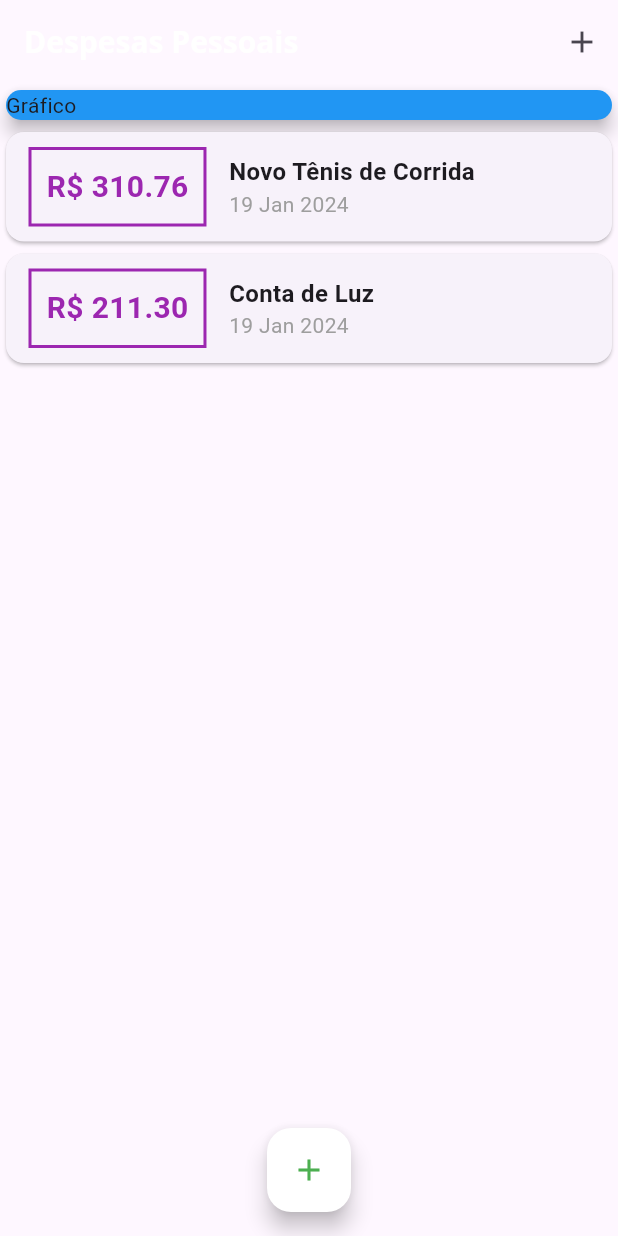
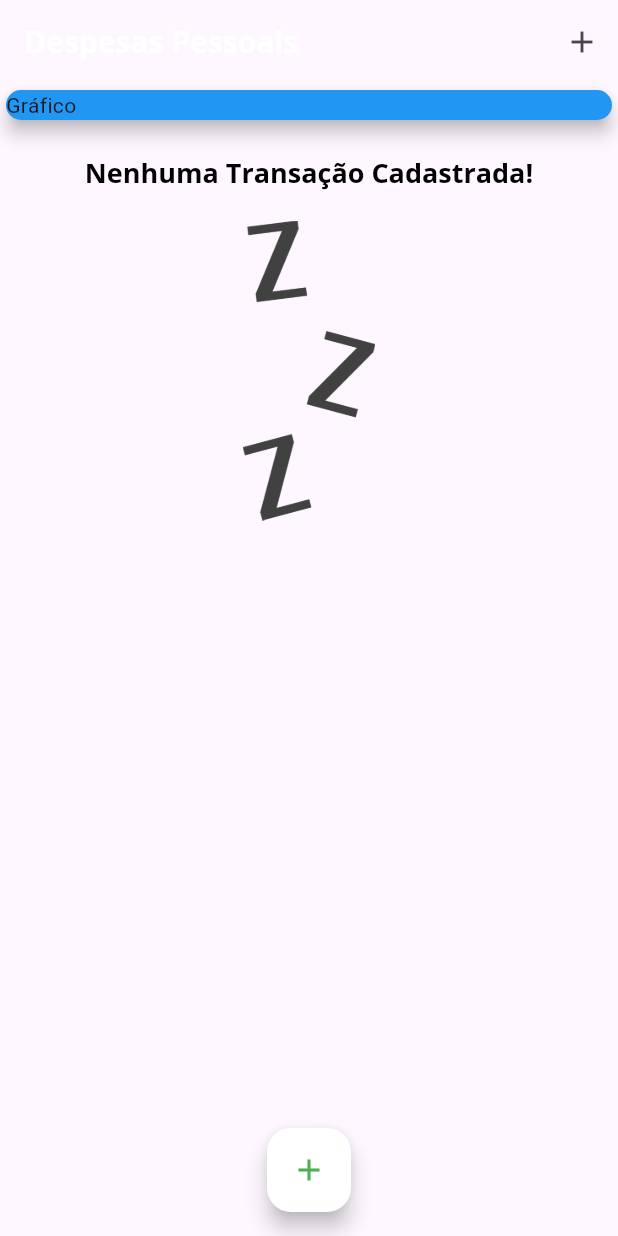
Before and after one commit to WesleyWir/expenses-flutter-app, a Flutter app: the screen it shows after launch, on a phone screen of 412 x 824 dp. Run offline on Flutter 3.47's test engine with Material 3 defaults, Android fonts, the light colour scheme and no system bars.

Commit message:
images and fonts

```diff
--- a/lib/components/transaction_list.dart
+++ b/lib/components/transaction_list.dart
@@ -11,9 +11,25 @@
   Widget build(BuildContext context) {
     return Container(
       height: 300,
-      child: ListView.builder(
+      child: transactions.isEmpty
+          ? Column(children: <Widget>[
+              SizedBox(height: 20),
+              Text(
+                'Nenhuma Transação Cadastrada!',
+                style: Theme.of(context).textTheme.titleLarge,
+              ),
+              SizedBox(height: 20),
+              Container(
+                height: 200,
+                child: Image.asset(
+                  'assets/images/waiting.png',
+                  fit: BoxFit.cover,
+                ),
+              ),
+            ])
+          : ListView.builder(
               itemCount: transactions.length,
-          itemBuilder: (ctx, index){
+              itemBuilder: (ctx, index) {
                 final tr = transactions[index];
                 return Card(
                   child: Row(
--- a/lib/main.dart
+++ b/lib/main.dart
@@ -49,19 +49,19 @@
 }
 
 class _MyHomePageState extends State<MyHomePage> {
-  final _transactions = [
-    Transaction(
-      id: 't1',
-      title: 'Novo Tênis de Corrida',
-      value: 310.76,
-      date: DateTime.now(),
-    ),
-    Transaction(
-      id: 't2',
-      title: 'Conta de Luz',
-      value: 211.30,
-      date: DateTime.now(),
-    ),
+  final List<Transaction> _transactions = [
+    // Transaction(
+    //   id: 't1',
+    //   title: 'Novo Tênis de Corrida',
+    //   value: 310.76,
+    //   date: DateTime.now(),
+    // ),
+    // Transaction(
+    //   id: 't2',
+    //   title: 'Conta de Luz',
+    //   value: 211.30,
+    //   date: DateTime.now(),
+    // ),
   ];
 
   _addTransaction(String title, double value) {
```
Also changed, not shown: pubspec.yaml (+4 -4 lines), assets/fonts/OpenSans-Bold.ttf (renamed from lib/assets/fonts/OpenSans-Bold.ttf), assets/fonts/OpenSans-Regular.ttf (renamed from lib/assets/fonts/OpenSans-Regular.ttf), assets/fonts/Quicksand-Bold.ttf (renamed from lib/assets/fonts/Quicksand-Bold.ttf), assets/fonts/Quicksand-Light.ttf (renamed from lib/assets/fonts/Quicksand-Light.ttf), assets/fonts/Quicksand-Medium.ttf (renamed from lib/assets/fonts/Quicksand-Medium.ttf), assets/fonts/Quicksand-Regular.ttf (renamed from lib/assets/fonts/Quicksand-Regular.ttf), assets/images/waiting.png (added). Lines whose indentation alone changed are shown as unchanged.
